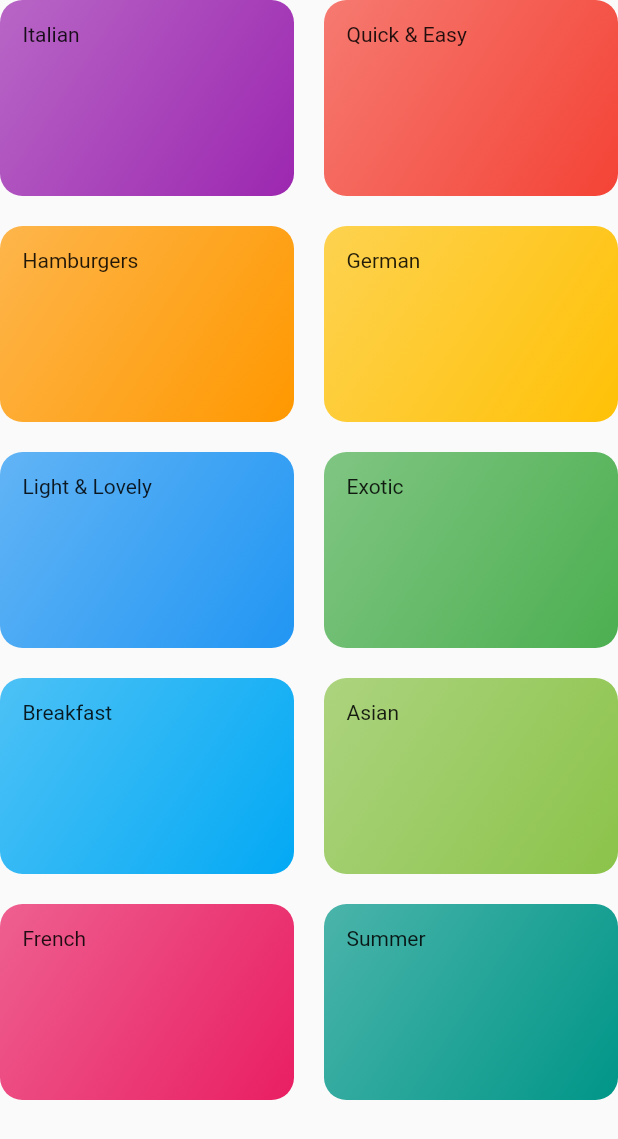
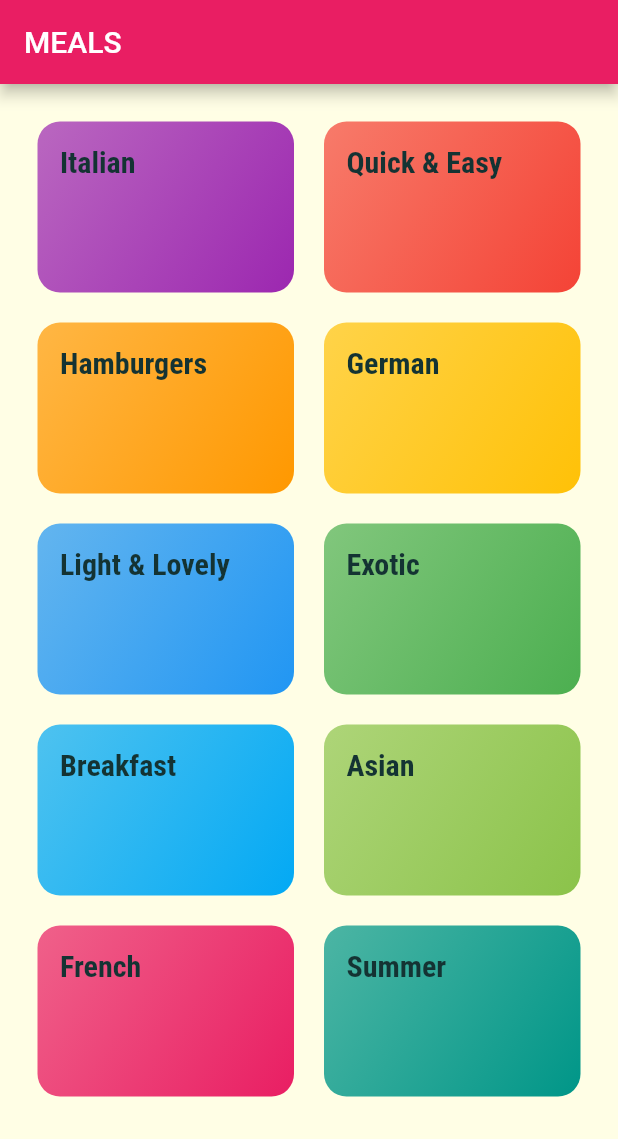
Before and after one commit to kocakaysegul/meals, a Flutter app: the CategoriesScreen screen opened directly, on a phone screen of 412 x 824 dp. Shown: the top 1139 px of the screen. Run offline on Flutter 3.47's test engine with Material 2 defaults, Android fonts, the phone set to English and light mode, and no system bars.

Commit message:
passed data via the constructor

```diff
--- a/lib/categories_screen.dart
+++ b/lib/categories_screen.dart
@@ -7,16 +7,25 @@ class CategoriesScreen extends StatelessWidget {
 
   @override
   Widget build(BuildContext context) {
-    return GridView(
-      children: DUMMY_CATEGORIES.map(
-              (catData) => CategoryItem(catData.title, catData.color)
-      ).toList() ,
-
-      gridDelegate: SliverGridDelegateWithMaxCrossAxisExtent(
-        maxCrossAxisExtent: 200,
-        childAspectRatio: 3 / 2,
-        crossAxisSpacing: 20,
-        mainAxisSpacing: 20,
+    return Scaffold(
+      appBar: AppBar(
+        title: const Text("MEALS"),
+      ),
+      body: GridView(
+        padding: const EdgeInsets.all(25),
+        children: DUMMY_CATEGORIES
+            .map((catData) => CategoryItem(
+                  catData.id,
+                  catData.title,
+                  catData.color,
+                ))
+            .toList(),
+        gridDelegate: SliverGridDelegateWithMaxCrossAxisExtent(
+          maxCrossAxisExtent: 200,
+          childAspectRatio: 3 / 2,
+          crossAxisSpacing: 20,
+          mainAxisSpacing: 20,
+        ),
       ),
     );
   }
--- a/lib/category_item.dart
+++ b/lib/category_item.dart
@@ -1,15 +1,29 @@
 import 'package:flutter/material.dart';
+import 'package:meals/category_meals_screen.dart';
 
 class CategoryItem extends StatelessWidget {
+
+  final String id;
   final String title;
   final Color color;
-  CategoryItem(this.title, this.color);
+  CategoryItem(this.id, this.title, this.color);
+
+  void selectCategory(BuildContext ctx) {
+    Navigator.of(ctx).push(MaterialPageRoute(builder: (_){
+      return CategoryMealsScreen(id, title);
+    }));
+  }
+
 
   @override
   Widget build(BuildContext context) {
-    return Container(
+    return InkWell(
+      onTap: () => selectCategory(context),
+      splashColor: Theme.of(context).primaryColor,
+      borderRadius: BorderRadius.circular(15),
+      child: Container(
         padding: const EdgeInsets.all(15),
-      child: Text(title),
+        child: Text(title, style: Theme.of(context).textTheme.bodyText1,),
         decoration: BoxDecoration(
           gradient: LinearGradient(
             colors: [
@@ -21,6 +35,7 @@ class CategoryItem extends StatelessWidget {
           ),
           borderRadius: BorderRadius.circular(15),
         ),
+      ),
     );
   }
 }
```
Also changed, not shown: lib/category_meals_screen.dart (added, +20 -0 lines), lib/main.dart (+21 -22 lines), pubspec.yaml (+18 -6 lines), assets/fonts/Raleway-Black.ttf (added), assets/fonts/Raleway-Bold.ttf (added), assets/fonts/Raleway-Regular.ttf (added), assets/fonts/RobotoCondensed-Bold.ttf (added), assets/fonts/RobotoCondensed-Italic.ttf (added), assets/fonts/RobotoCondensed-Light.ttf (added), assets/fonts/RobotoCondensed-Regular.ttf (added). Lines whose indentation alone changed are shown as unchanged.
